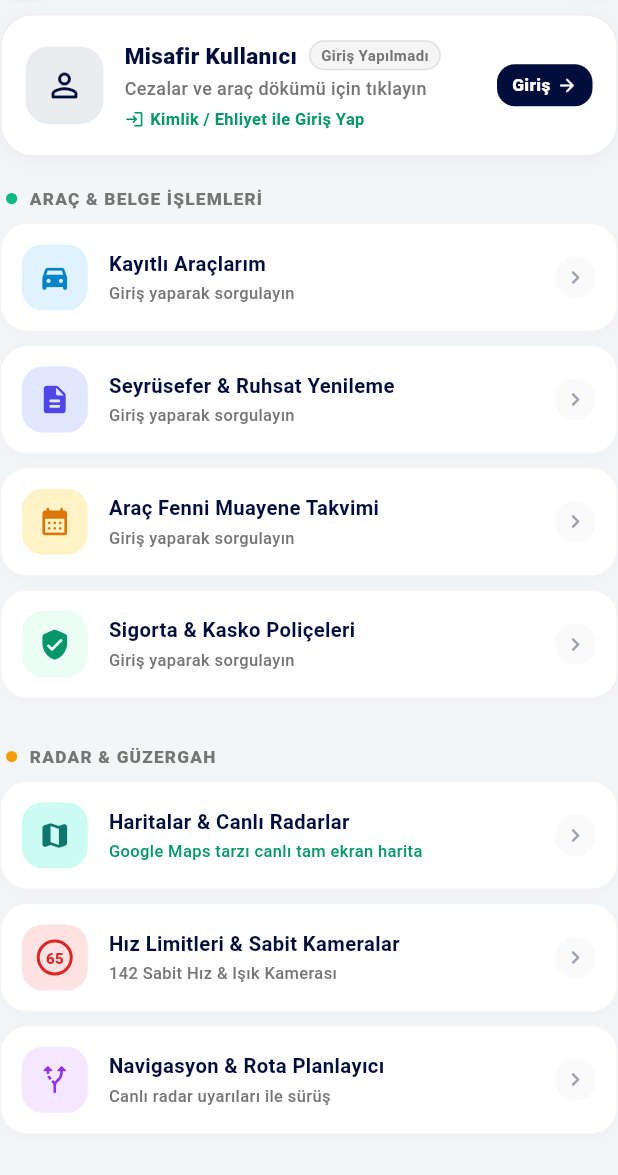
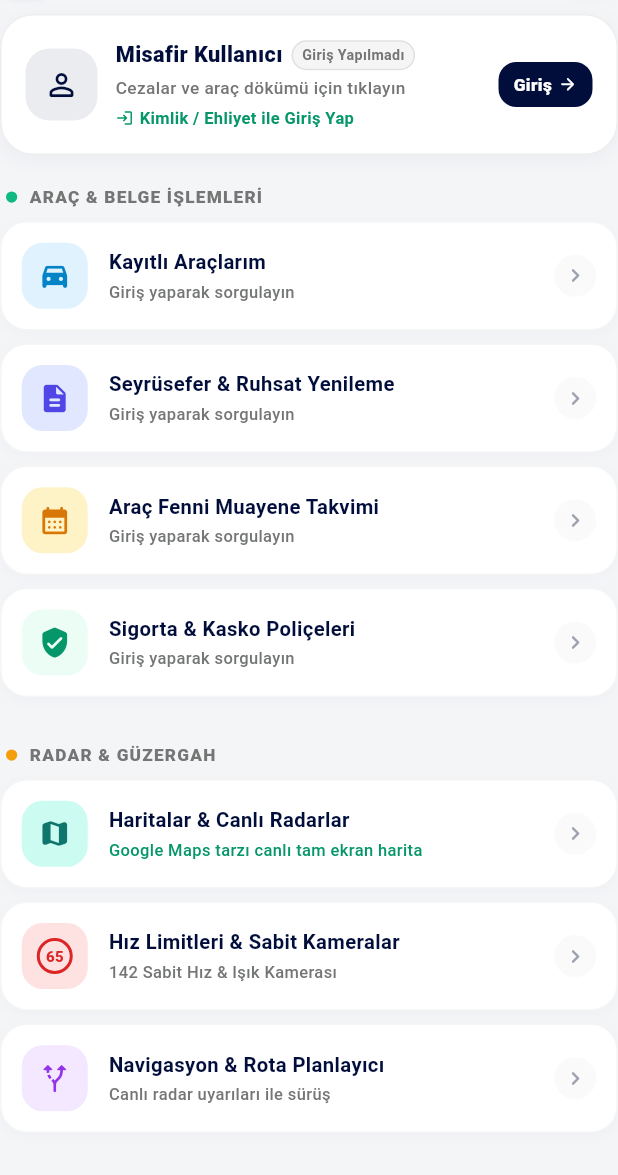
Before and after one commit to Tubi-kara/kktc_ceza, a Flutter app: the KktcETrafikMenuSayfasi widget shown alone on an empty page, opened directly, on a phone screen of 412 x 824 dp, the part 61-1236 px from its top. Run offline on Flutter 3.47's test engine with Material 3 defaults, Android fonts, the light colour scheme and no system bars; our stand-ins replace geolocator, open_filex; network calls fail.

Commit message:
fix: Menudeki misafir profil karti sag tasmasi (20px overflow) duzeltildi

```diff
--- a/lib/kktc_e_trafik_menu_sayfasi.dart
+++ b/lib/kktc_e_trafik_menu_sayfasi.dart
@@ -1347,13 +1347,15 @@ class _KktcETrafikMenuSayfasiState extends State<KktcETrafikMenuSayfasi> {
             ),
             child: Row(
               mainAxisAlignment: MainAxisAlignment.spaceBetween,
-              children: [
-                Row(
+              crossAxisAlignment: CrossAxisAlignment.center,
+              children: [
+                Expanded(
+                  child: Row(
                     children: [
                       // Misafir Avatarı
                       Container(
-                      width: 52,
-                      height: 52,
+                        width: 48,
+                        height: 48,
                         decoration: BoxDecoration(
                           color: cNavy.withOpacity(0.08),
                           borderRadius: BorderRadius.circular(16),
@@ -1362,27 +1364,33 @@ class _KktcETrafikMenuSayfasiState extends State<KktcETrafikMenuSayfasi> {
                           child: Icon(
                             Icons.person_outline_rounded,
                             color: cNavy,
-                          size: 26,
-                        ),
-                      ),
-                    ),
-                    const SizedBox(width: 14),
-                    Column(
+                            size: 24,
+                          ),
+                        ),
+                      ),
+                      const SizedBox(width: 12),
+                      Expanded(
+                        child: Column(
                           crossAxisAlignment: CrossAxisAlignment.start,
+                          mainAxisSize: MainAxisSize.min,
                           children: [
                             Row(
                               children: [
-                            const Text(
+                                const Flexible(
+                                  child: Text(
                                     'Misafir Kullanıcı',
-                              style: TextStyle(
-                                fontSize: 15,
+                                    maxLines: 1,
+                                    overflow: TextOverflow.ellipsis,
+                                    style: TextStyle(
+                                      fontSize: 14.5,
                                       fontWeight: FontWeight.w800,
                                       color: cNavy,
                                     ),
                                   ),
-                            const SizedBox(width: 8),
+                                ),
+                                const SizedBox(width: 6),
                                 Container(
-                              padding: const EdgeInsets.symmetric(horizontal: 7, vertical: 2),
+                                  padding: const EdgeInsets.symmetric(horizontal: 6, vertical: 2),
                                   decoration: BoxDecoration(
                                     color: Colors.grey.shade100,
                                     borderRadius: BorderRadius.circular(999),
@@ -1391,7 +1399,7 @@ class _KktcETrafikMenuSayfasiState extends State<KktcETrafikMenuSayfasi> {
                                   child: const Text(
                                     'Giriş Yapılmadı',
                                     style: TextStyle(
-                                  fontSize: 10,
+                                      fontSize: 9.5,
                                       fontWeight: FontWeight.w700,
                                       color: cSlate,
                                     ),
@@ -1402,8 +1410,10 @@ class _KktcETrafikMenuSayfasiState extends State<KktcETrafikMenuSayfasi> {
                             const SizedBox(height: 3),
                             const Text(
                               'Cezalar ve araç dökümü için tıklayın',
-                          style: TextStyle(
-                            fontSize: 12,
+                              maxLines: 1,
+                              overflow: TextOverflow.ellipsis,
+                              style: TextStyle(
+                                fontSize: 11.5,
                                 color: cSlate,
                                 fontWeight: FontWeight.w500,
                               ),
@@ -1411,24 +1421,31 @@ class _KktcETrafikMenuSayfasiState extends State<KktcETrafikMenuSayfasi> {
                             const SizedBox(height: 4),
                             const Row(
                               children: [
-                            Icon(Icons.login_rounded, size: 13, color: Color(0xFF059669)),
+                                Icon(Icons.login_rounded, size: 12, color: Color(0xFF059669)),
                                 SizedBox(width: 4),
-                            Text(
+                                Flexible(
+                                  child: Text(
                                     'Kimlik / Ehliyet ile Giriş Yap',
+                                    maxLines: 1,
+                                    overflow: TextOverflow.ellipsis,
                                     style: TextStyle(
                                       fontSize: 11,
                                       color: Color(0xFF059669),
                                       fontWeight: FontWeight.w700,
                                     ),
                                   ),
-                          ],
-                        ),
-                      ],
-                    ),
-                  ],
-                ),
+                                ),
+                              ],
+                            ),
+                          ],
+                        ),
+                      ),
+                    ],
+                  ),
+                ),
+                const SizedBox(width: 8),
                 Container(
-                  padding: const EdgeInsets.symmetric(horizontal: 10, vertical: 6),
+                  padding: const EdgeInsets.symmetric(horizontal: 10, vertical: 7),
                   decoration: BoxDecoration(
                     color: cNavy,
                     borderRadius: BorderRadius.circular(12),
@@ -1445,7 +1462,7 @@ class _KktcETrafikMenuSayfasiState extends State<KktcETrafikMenuSayfasi> {
                         ),
                       ),
                       SizedBox(width: 4),
-                      Icon(Icons.arrow_forward_rounded, size: 14, color: Colors.white),
+                      Icon(Icons.arrow_forward_rounded, size: 13, color: Colors.white),
                     ],
                   ),
                 ),
@@ -1495,7 +1512,8 @@ class _KktcETrafikMenuSayfasiState extends State<KktcETrafikMenuSayfasi> {
           child: Row(
             mainAxisAlignment: MainAxisAlignment.spaceBetween,
             children: [
-              Row(
+              Expanded(
+                child: Row(
                   children: [
                     // AD İnisiyal Avatarı ve Yeşil Çevrimiçi Nokta
                     Stack(
@@ -1535,17 +1553,23 @@ class _KktcETrafikMenuSayfasiState extends State<KktcETrafikMenuSayfasi> {
                       ],
                     ),
                     const SizedBox(width: 14),
-                  Column(
+                    Expanded(
+                      child: Column(
                         crossAxisAlignment: CrossAxisAlignment.start,
+                        mainAxisSize: MainAxisSize.min,
                         children: [
                           Row(
                             children: [
-                          Text(
+                              Flexible(
+                                child: Text(
                                   widget.kullaniciAdi,
+                                  maxLines: 1,
+                                  overflow: TextOverflow.ellipsis,
                                   style: const TextStyle(
                                     fontSize: 15,
                                     fontWeight: FontWeight.w800,
                                     color: cNavy,
+                                  ),
                                 ),
                               ),
                               const SizedBox(width: 8),
@@ -1609,8 +1633,11 @@ class _KktcETrafikMenuSayfasiState extends State<KktcETrafikMenuSayfasi> {
                           ),
                         ],
                       ),
-                ],
-              ),
+                    ),
+                  ],
+                ),
+              ),
+              const SizedBox(width: 8),
               Container(
                 width: 32,
                 height: 32,
```
Lines whose indentation alone changed are shown as unchanged.
